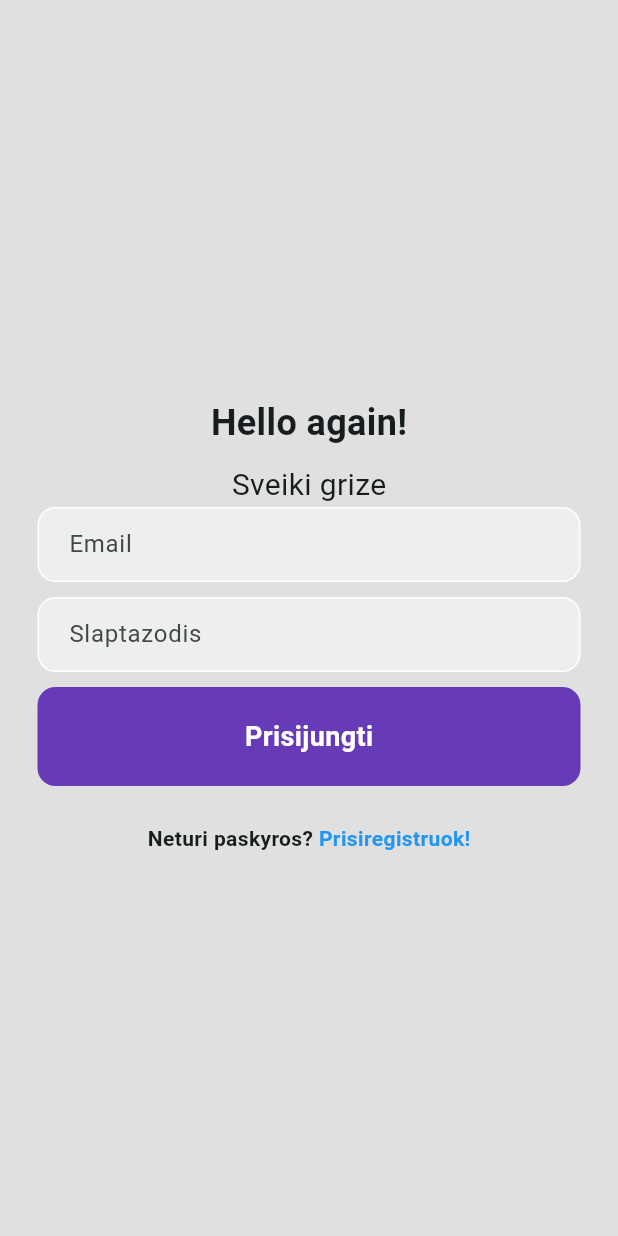
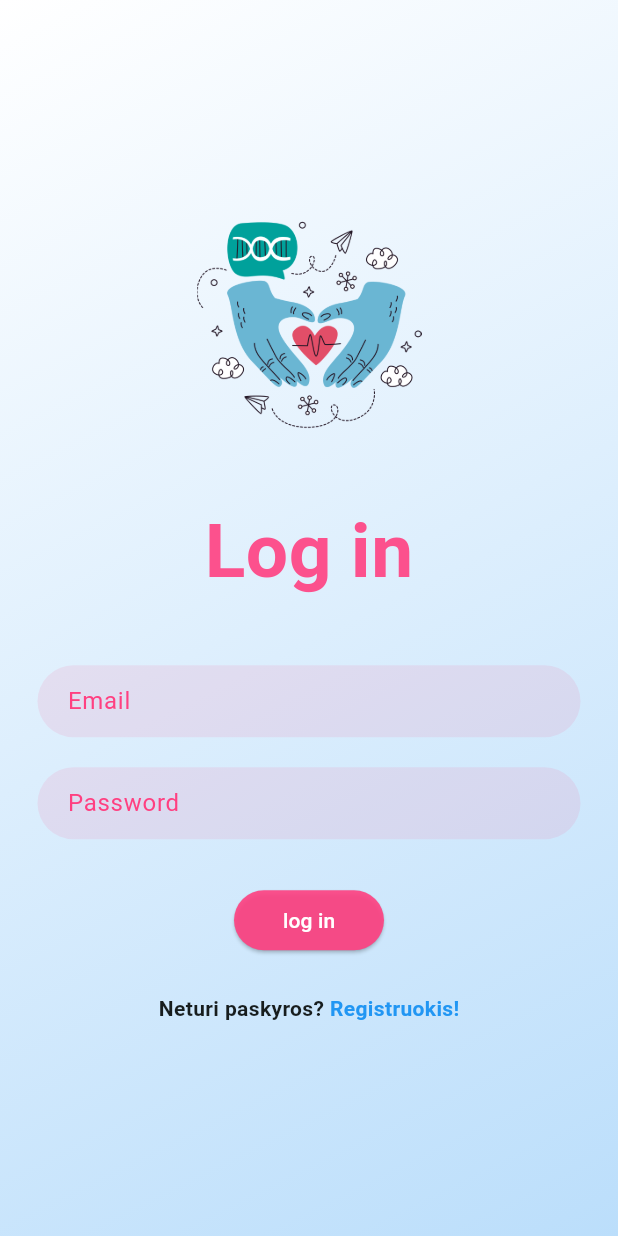
Before and after one commit to PukisCarol/KenGuRuu, a Flutter app: the screen it shows after launch, on a phone screen of 412 x 824 dp. Run offline on Flutter 3.47's test engine with Material 3 defaults, Android fonts, the phone set to English and light mode, and no system bars; our stand-ins replace google_fonts.

Commit message:
Log in padarytas dizainas

```diff
--- a/lib/pages/LogInPage.dart
+++ b/lib/pages/LogInPage.dart
@@ -1,5 +1,21 @@
 import 'package:flutter/material.dart';
+import 'package:google_fonts/google_fonts.dart';
 //import '../MyApp.dart';
+
+
+
+class MyApp extends StatelessWidget {
+  @override
+  Widget build(BuildContext context) {
+    return MaterialApp(
+      debugShowCheckedModeBanner: false,
+      home: LogInPage(),
+      theme: ThemeData(
+        textTheme: GoogleFonts.poppinsTextTheme(),
+      ),
+    );
+  }
+}
 
 class LogInPage extends StatefulWidget{
   const LogInPage({super.key});
@@ -7,40 +23,54 @@ class LogInPage extends StatefulWidget{
   @override
   State<LogInPage> createState() => _LogInPageState();
 
+
 }
+
 
 class _LogInPageState extends State<LogInPage>{
   @override
-  Widget build(BuildContext context)
-  {
+  Widget build(BuildContext context) {
     return Scaffold(
-      backgroundColor: Colors.grey[300],
+      backgroundColor: Colors.white,
       body: SafeArea(
-          child: Center(
-            child: Column(
-              mainAxisAlignment: MainAxisAlignment.center,
-              children: [
-              SizedBox(height: 10),
-
-              Text('Hello again!',
-              style: TextStyle(fontWeight: FontWeight.bold, fontSize: 24),),
-
-              SizedBox(height: 10),
-
+        child: Container(
+        decoration: BoxDecoration(
+        gradient: LinearGradient(
+        colors: [
+        Colors.white,  // Švelni rožinė spalva
+        Colors.blue.shade100 // Šiek tiek intensyvesnė rožinė
+        ],
+        begin: Alignment.topLeft,  // Pradžia
+        end: Alignment.bottomRight,  // Pabaiga
+    ),
+    ),
+        child: Center(
+          child: Column(
+            mainAxisAlignment: MainAxisAlignment.center,
+            children: [
+            // Pridėti wellness tematikos paveikslėlį
+            Image.asset(
+            'assets/4534968.png',  // Nurodykite teisingą kelio pavadinimą
+            height: 150, // Pakeiskite pagal savo poreikius
+            width: 150, // Pakeiskite pagal savo poreikius
+            ),
+            SizedBox(height: 40),
               Text(
-                'Sveiki grize',
+                'Log in',
                 style: TextStyle(
-                  fontSize: 20,
+                  fontSize: 50,
+                  color: Colors.pinkAccent.withOpacity(0.9),
+                  fontWeight: FontWeight.bold,
                 ),
               ),
+              SizedBox(height: 40),
 
               Padding(
-                padding: const EdgeInsets.symmetric(horizontal: 25.0 ),
+                padding: const EdgeInsets.symmetric(horizontal: 25.0),
                 child: Container(
                   decoration: BoxDecoration(
-                    color: Colors.grey[200],
-                    border: Border.all(color: Colors.white),
-                    borderRadius: BorderRadius.circular(12)
+                    color: Colors.pinkAccent.withOpacity(0.1),
+                    borderRadius: BorderRadius.circular(30),
                   ),
                   child: Padding(
                     padding: const EdgeInsets.only(left: 20.0),
@@ -48,21 +78,21 @@ class _LogInPageState extends State<LogInPage>{
                       decoration: InputDecoration(
                         border: InputBorder.none,
                         hintText: 'Email',
+                        hintStyle: TextStyle(color: Colors.pinkAccent),
                       ),
                     ),
                   ),
                 ),
               ),
 
-              SizedBox(height: 10),
+              SizedBox(height: 20),
 
               Padding(
-                padding: const EdgeInsets.symmetric(horizontal: 25.0 ),
+                padding: const EdgeInsets.symmetric(horizontal: 25.0),
                 child: Container(
                   decoration: BoxDecoration(
-                      color: Colors.grey[200],
-                      border: Border.all(color: Colors.white),
-                      borderRadius: BorderRadius.circular(12)
+                    color: Colors.pinkAccent.withOpacity(0.1),
+                    borderRadius: BorderRadius.circular(30),
                   ),
                   child: Padding(
                     padding: const EdgeInsets.only(left: 20.0),
@@ -70,47 +100,68 @@ class _LogInPageState extends State<LogInPage>{
                       obscureText: true,
                       decoration: InputDecoration(
                         border: InputBorder.none,
-                        hintText: 'Slaptazodis',
+                        hintText: 'Password',
+                        hintStyle: TextStyle(color: Colors.pinkAccent),
                       ),
                     ),
                   ),
                 ),
               ),
 
-              SizedBox(height: 10),
-              Padding(
-                padding: const EdgeInsets.symmetric(horizontal: 25.0),
-                child: Container(
-                  padding: EdgeInsets.all(20),
-                  decoration: BoxDecoration(color: Colors.deepPurple,
-                  borderRadius: BorderRadius.circular(12)),
-                  child: Center(
-                    child: Text('Prisijungti',
-                        style: TextStyle(color: Colors.white,
-                        fontWeight: FontWeight.bold,
-                        fontSize: 18),
+              SizedBox(height: 30),
+
+              Container(
+                width: 100,
+                child: ElevatedButton(
+                  onPressed: () {},
+                  style: ElevatedButton.styleFrom(
+                    backgroundColor: Colors.pinkAccent.withOpacity(0.9),
+                    shape: RoundedRectangleBorder(
+                      borderRadius: BorderRadius.circular(20),
                     ),
+                  ),
+                  child: Text(
+                    'log in',
+                    style: TextStyle(color: Colors.white),
                   ),
                 ),
               ),
+
               SizedBox(height: 25),
 
               Row(
                 mainAxisAlignment: MainAxisAlignment.center,
                 children: [
-                  Text('Neturi paskyros? ', style: TextStyle(
-                  fontWeight: FontWeight.bold)
-                  ),
-                  Text('Prisiregistruok!', style: TextStyle(color: Colors.blue,
-                      fontWeight: FontWeight.bold),
+                  Text('Neturi paskyros? ', style: TextStyle(fontWeight: FontWeight.bold)),
+                  GestureDetector(
+                    onTap: () {
+                      Navigator.push(
+                        context,
+                        MaterialPageRoute(builder: (context) => RegistrationPage()),
+                      );
+                    },
+                    child: Text('Registruokis!', style: TextStyle(color: Colors.blue, fontWeight: FontWeight.bold)),
                   ),
                 ],
-              )
-
+              ),
             ],
-            ),
           ),
         ),
+      ),
+    ),
     );
   }
 }
+class RegistrationPage extends StatelessWidget {
+  @override
+  Widget build(BuildContext context) {
+    return Scaffold(
+      appBar: AppBar(
+        title: Text('Registracija'),
+      ),
+      body: Center(
+        child: Text('Čia bus registracijos forma'),
+      ),
+    );
+  }
+}
--- a/pubspec.yaml
+++ b/pubspec.yaml
@@ -30,7 +30,7 @@ environment:
 dependencies:
   flutter:
     sdk: flutter
-
+  google_fonts: ^4.0.0
   # The following adds the Cupertino Icons font to your application.
   # Use with the CupertinoIcons class for iOS style icons.
   cupertino_icons: ^1.0.8
@@ -56,6 +56,9 @@ flutter:
   # included with your application, so that you can use the icons in
   # the material Icons class.
   uses-material-design: true
+  assets:
+    - assets/4534968.png
+
 
   # To add assets to your application, add an assets section, like this:
   # assets:
```
Also changed, not shown: assets/4534968.png (added), pubspec.lock.
